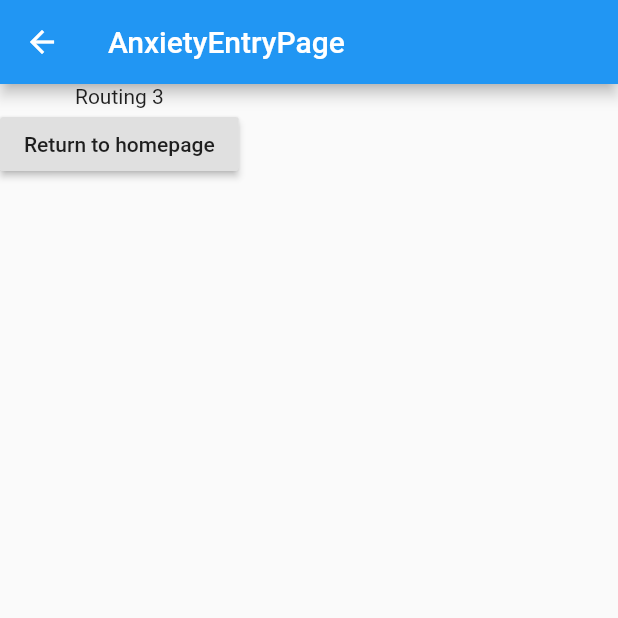
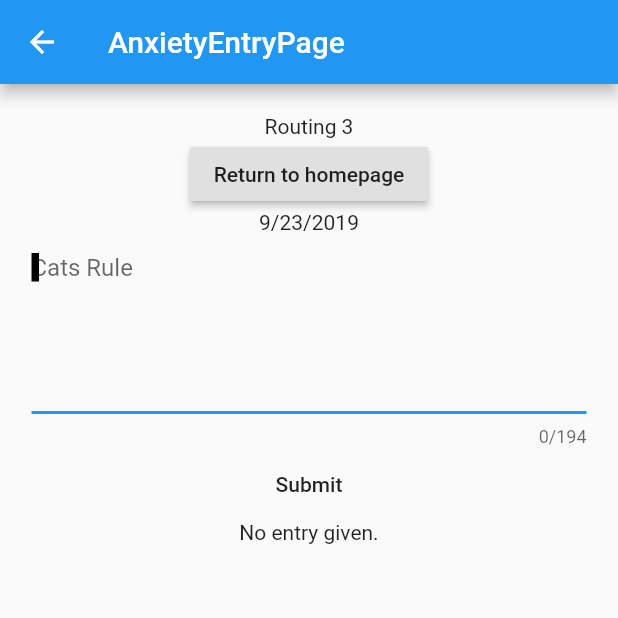
Before and after one commit to CheeseMan1213/AnxietyTrackingFrontend, a Flutter app: the AnxietyEntryPage screen opened directly with empty values, on a phone screen of 412 x 824 dp, the top half of it. Run offline on Flutter 3.47's test engine with Material 2 defaults, Android fonts, the phone set to English and light mode, and no system bars; our stand-ins replace table_calendar.

Commit message:
Refactored to a StatefulWidget, Refactored data to date, added member variables _anxEntry and todayWas and _anxEntryController. Wrapped Column Widget in Container. Added padding, Began to pass in the data with month/day/year. Added TextFormField, FlatButton, and another Text widget.

```diff
--- a/lib/third_page.dart
+++ b/lib/third_page.dart
@@ -1,9 +1,21 @@
+import 'package:anxiety_tracking_front_end/today_was.dart';
 import 'package:flutter/material.dart';
 
-class AnxietyEntryPage extends StatelessWidget {
-  final String data;
+class AnxietyEntryPage extends StatefulWidget {
+  DateTime date;
 
-  AnxietyEntryPage({Key key, @required this.data}) : super(key: key);
+  AnxietyEntryPage({Key key, @required this.date}) : super(key: key);
+
+  @override
+  _AnxietyEntryPageState createState() => _AnxietyEntryPageState();
+}
+
+class _AnxietyEntryPageState extends State<AnxietyEntryPage> {
+  String _anxEntry = 'No entry given.';
+
+  TodayWas todayWas;
+
+  final TextEditingController _anxEntryController = TextEditingController();
 
   @override
   Widget build(BuildContext context) {
@@ -11,7 +23,9 @@ class AnxietyEntryPage extends StatelessWidget {
       appBar: AppBar(
         title: Text('AnxietyEntryPage'),
       ),
-      body: Column(
+      body: Container(
+        padding: const EdgeInsets.all(20.0),
+        child: Column(
           children: <Widget>[
             Text('Routing 3'),
             RaisedButton(
@@ -20,8 +34,45 @@ class AnxietyEntryPage extends StatelessWidget {
                 Navigator.of(context).pushNamed('/');
               },
             ),
-          Text(data.toString()),
+            Text(widget.date.month.toString() +
+                '/' +
+                widget.date.day.toString() +
+                '/' +
+                widget.date.year.toString()),
+            Padding(
+              padding: const EdgeInsets.all(1.0),
+              child: TextFormField(
+                controller: this._anxEntryController,
+                keyboardType: TextInputType.multiline,
+                maxLines: 5,
+                maxLength: 194,
+                maxLengthEnforced: true,
+                decoration: InputDecoration(
+                  //border: InputBorder.none,
+                  hintText: 'Cats Rule',
+                ),
+                autofocus: true,
+                autocorrect: true,
+                cursorWidth: 5.0,
+                cursorColor: Colors.black,
+                onFieldSubmitted: (String str) {
+                  setState(() {
+                    this._anxEntry = str;
+                  });
+                },
+              ),
+            ),
+            FlatButton(
+              onPressed: () {
+                Scaffold
+                    .of(context)
+                    .showSnackBar(SnackBar(content: Text('Processing Data')));
+              },
+              child: const Text('Submit'),
+            ),
+            Text(this._anxEntry),
           ],
+        ),
       ),
     );
   }
```
Lines whose indentation alone changed are shown as unchanged.
